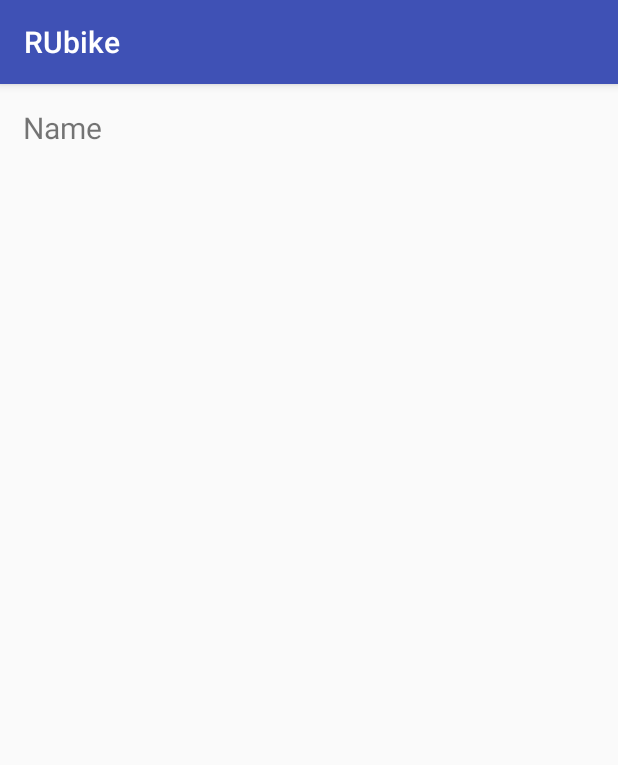
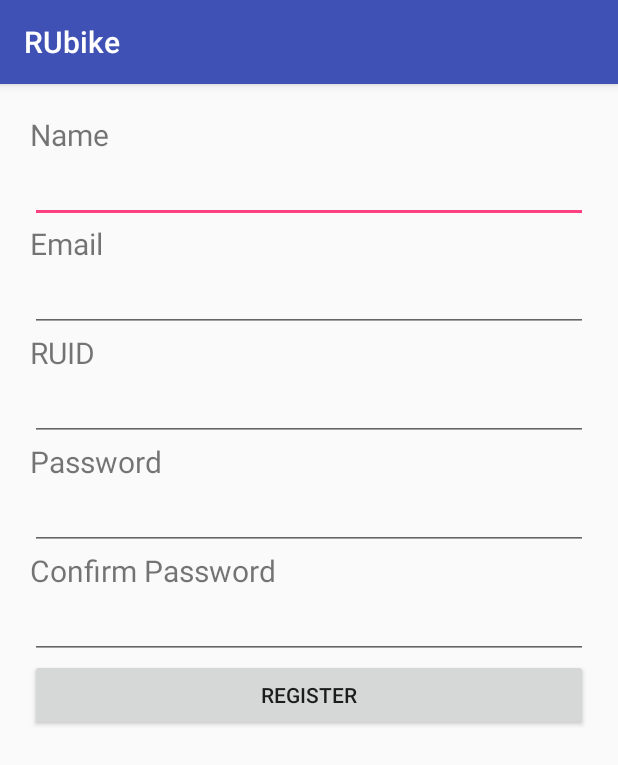
Before and after one commit to DingbangChen1995/RUbike, an Android app: the Register_Activity screen opened directly, with no data from a screen before it, on a phone screen of 412 x 824 dp. Shown: the top 765 px of the screen. Run offline under Robolectric (Android 15) with nearby library versions, the phone set to English and light mode, and no system bars.

Commit message:
updated login and register layout

```diff
--- a/RUbike/app/src/main/java/com/example/pu/rubike/Register_Activity.java
+++ b/RUbike/app/src/main/java/com/example/pu/rubike/Register_Activity.java
@@ -2,12 +2,33 @@ package com.example.pu.rubike;
 
 import android.support.v7.app.AppCompatActivity;
 import android.os.Bundle;
+import android.view.View;
+import android.widget.Button;
+import android.widget.EditText;
 
-public class Register_Activity extends AppCompatActivity {
+public class Register_Activity extends AppCompatActivity implements View.OnClickListener{
+
+    Button bRegister;
+    EditText etName, etPassword, etRUID, etEmail;
 
     @Override
     protected void onCreate(Bundle savedInstanceState) {
         super.onCreate(savedInstanceState);
         setContentView(R.layout.activity_register_);
+
+        etName = (EditText) findViewById(R.id.etName);
+        etPassword = (EditText) findViewById(R.id.etPassword);
+        etRUID = (EditText) findViewById(R.id.etRUID);
+        etEmail = (EditText) findViewById(R.id.etEmail);
+        bRegister = (Button) findViewById(R.id.bRegister);
+
+        bRegister.setOnClickListener(this);
+    }
+
+    @Override
+    public void onClick(View v){
+        switch (v.getId()){
+            case R.id.bRegister:
+        }
     }
 }
--- a/RUbike/app/src/main/res/layout/activity_register_.xml
+++ b/RUbike/app/src/main/res/layout/activity_register_.xml
@@ -5,23 +5,68 @@
     android:orientation="vertical"
     android:layout_width="match_parent"
     android:layout_height="match_parent"
-    android:padding="15dp"
+    android:padding="20dp"
     tools:context="com.example.pu.rubike.Login_Activity">
 
     <TextView
         android:layout_width="match_parent"
-        android:layout_height="match_parent"
+        android:layout_height="wrap_content"
         android:text="Name"
         android:textSize="20dp" />
 
     <EditText
-        android:id="@+id/etName"
         android:layout_width="match_parent"
         android:layout_height="wrap_content"
-        android:layout_marginBottom="10dp"
-        />
+        android:id="@+id/etName" />
 
+    <TextView
+        android:layout_width="match_parent"
+        android:layout_height="wrap_content"
+        android:text="Email"
+        android:textSize="20dp" />
 
+    <EditText
+        android:layout_width="match_parent"
+        android:layout_height="wrap_content"
+        android:id="@+id/etEmail" />
 
+    <TextView
+        android:layout_width="match_parent"
+        android:layout_height="wrap_content"
+        android:text="RUID"
+        android:textSize="20dp" />
 
+    <EditText
+        android:layout_width="match_parent"
+        android:layout_height="wrap_content"
+        android:id="@+id/etRUID" />
+
+    <TextView
+        android:layout_width="match_parent"
+        android:layout_height="wrap_content"
+        android:text="Password"
+        android:textSize="20dp" />
+
+    <EditText
+        android:layout_width="match_parent"
+        android:layout_height="wrap_content"
+        android:inputType="textPassword"
+        android:id="@+id/etPassword" />
+
+    <TextView
+        android:layout_width="match_parent"
+        android:layout_height="wrap_content"
+        android:text="Confirm Password"
+        android:textSize="20dp" />
+
+    <EditText
+        android:layout_width="match_parent"
+        android:layout_height="wrap_content"
+        android:id="@+id/etConfirmPassword" />
+
+    <Button
+        android:layout_width="match_parent"
+        android:layout_height="wrap_content"
+        android:text="Register"
+        android:id="@+id/bRegister"/>
 </LinearLayout>
```
Also changed, not shown: RUbike/app/src/main/java/com/example/pu/rubike/Login_Activity.java (+30 -1 lines), RUbike/app/src/main/res/layout/activity_login_.xml (+11 -1 lines).
